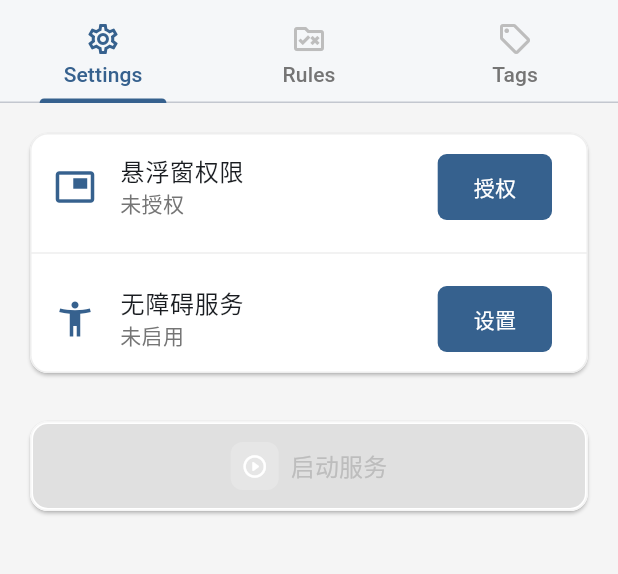
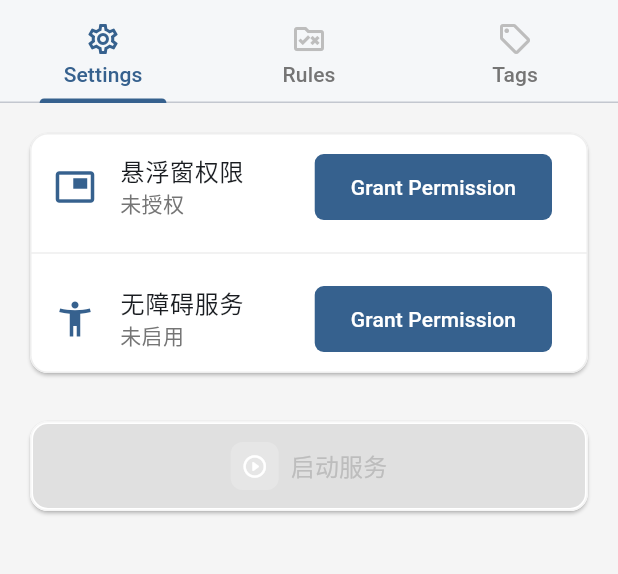
Before and after one commit to Zsbyqx20/AWAttackerApplier, a Flutter app: the screen it shows after launch, on a phone screen of 412 x 824 dp, the part 53-627 px from its top. Run offline on Flutter 3.47's test engine with Material 3 defaults, Android fonts, the light colour scheme and no system bars; our stand-ins replace shared_preferences; missing offline and left inert: flutter_background_service; generated files the repository leaves out were written again.

Commit message:
feat: add localization for permission granting functionality
- Updated localization files for English and Chinese to include new strings for granting permission, enhancing user feedback and accessibility.
- Refactored PermissionCard to utilize the new localized string for the grant permission button, improving consistency in UI text across different languages.

```diff
--- a/lib/l10n/app_en.arb
+++ b/lib/l10n/app_en.arb
@@ -371,5 +371,9 @@
     "deleteRule": "Delete Rule",
     "@deleteRule": {
         "description": "Title for rule deletion dialog"
+    },
+    "grantPermission": "Grant Permission",
+    "@grantPermission": {
+        "description": "Button text for granting permission"
     }
 }
--- a/lib/l10n/app_zh.arb
+++ b/lib/l10n/app_zh.arb
@@ -365,5 +365,9 @@
     "deleteRule": "删除规则",
     "@deleteRule": {
         "description": "Title for rule deletion dialog"
+    },
+    "grantPermission": "授权",
+    "@grantPermission": {
+        "description": "Button text for granting permission"
     }
 }
--- a/lib/widgets/permission_card.dart
+++ b/lib/widgets/permission_card.dart
@@ -1,5 +1,5 @@
 import 'package:flutter/material.dart';
-
+import 'package:flutter_gen/gen_l10n/app_localizations.dart';
 import '../models/permission_status.dart';
 
 class PermissionCard extends StatefulWidget {
@@ -40,6 +40,7 @@ class _PermissionCardState extends State<PermissionCard> {
   Widget _buildPermissionItem(PermissionStatus status) {
     final theme = Theme.of(context);
     final isRequesting = _isRequesting[status.type] == true;
+    final l10n = AppLocalizations.of(context)!;
 
     return Column(
       children: [
@@ -85,7 +86,7 @@ class _PermissionCardState extends State<PermissionCard> {
                         ),
                       ),
                       child: Text(
-                        status.type == PermissionType.overlay ? '授权' : '设置',
+                        l10n.grantPermission,
                       ),
                     )
               : Icon(
```
